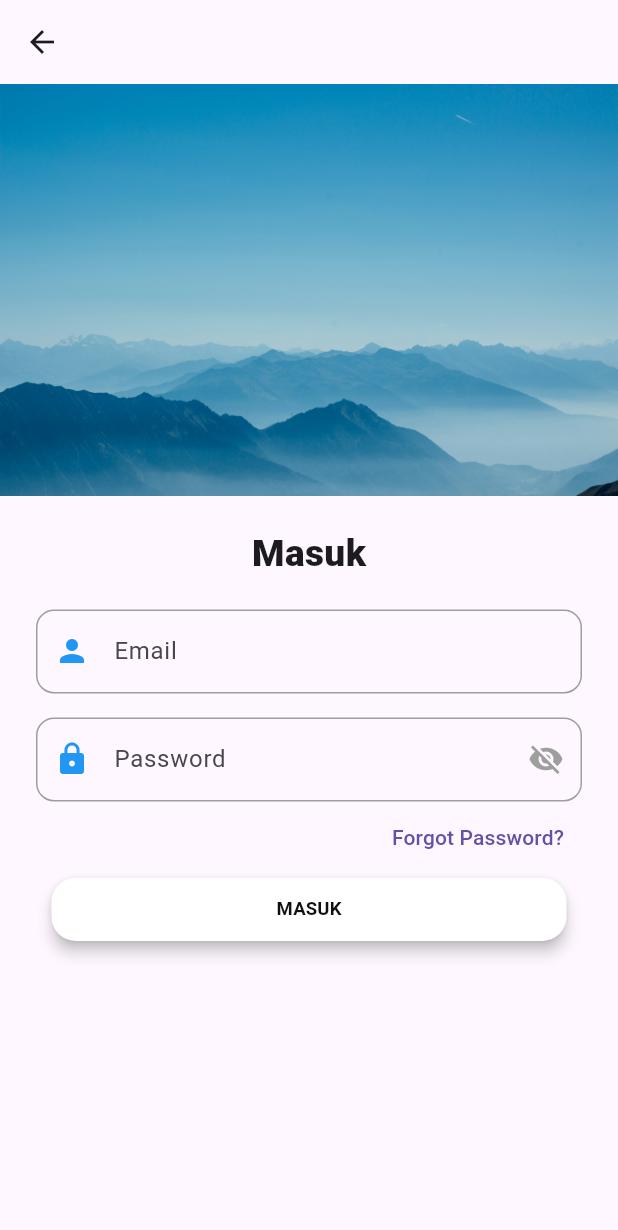
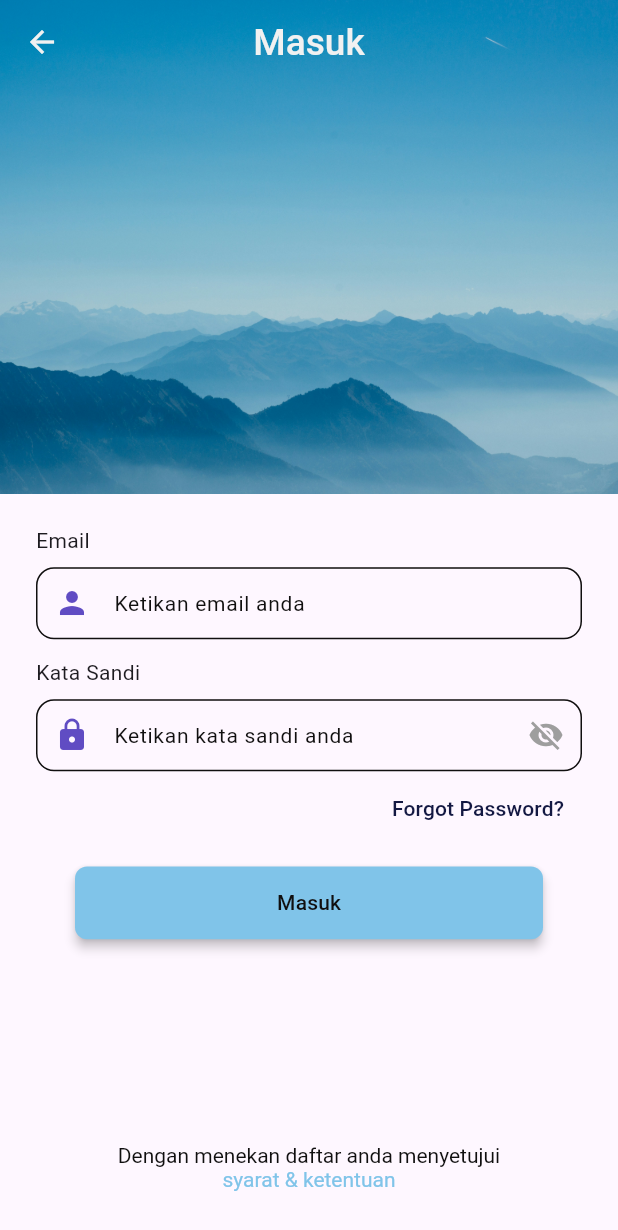
Before and after one commit to indratdev/frontendpos, a Flutter app: the screen it shows after launch, after a tap on "Lewati", after a tap on "MASUK", on a phone screen of 412 x 824 dp. Shown: the top 1230 px of the screen. Run offline on Flutter 3.47's test engine with Material 3 defaults, Android fonts, the phone set to English and light mode, and no system bars; our stand-ins replace flutter_bloc, shared_preferences, sqflite; accounts and stored records are empty.

Commit message:
update: login screen

```diff
--- a/lib/data/others/menu_menus.dart
+++ b/lib/data/others/menu_menus.dart
@@ -1,5 +1,5 @@
 import 'package:flutter/material.dart';
-import 'package:frontendpos/utils/constants.dart';
+import 'package:frontendpos/shared/utils/constants.dart';
 
 import 'dart:convert';
 
--- a/lib/presentation/screens/login_screen/login_option_screen.dart
+++ b/lib/presentation/screens/login_screen/login_option_screen.dart
@@ -1,7 +1,7 @@
 import 'package:flutter/material.dart';
 import 'package:frontendpos/config/routes.dart';
-import 'package:frontendpos/utils/constants.dart';
-import 'package:frontendpos/utils/export.dart';
+import 'package:frontendpos/shared/utils/constants.dart';
+import 'package:frontendpos/shared/utils/export.dart';
 
 class LoginOptionScreen extends StatelessWidget {
   const LoginOptionScreen({super.key});
--- a/lib/presentation/screens/login_screen/login_screen.dart
+++ b/lib/presentation/screens/login_screen/login_screen.dart
@@ -1,9 +1,12 @@
 import 'package:flutter/material.dart';
-import 'package:frontendpos/utils/app_spacing.dart';
-import 'package:frontendpos/utils/app_textSizes.dart';
-import 'package:frontendpos/utils/export.dart';
+import 'package:frontendpos/presentation/widgets/textfield.dart';
+import 'package:frontendpos/presentation/widgets/two_button.dart';
+import 'package:frontendpos/shared/utils/app_spacing.dart';
+import 'package:frontendpos/shared/utils/app_textSizes.dart';
+import 'package:frontendpos/shared/utils/export.dart';
+import 'package:frontendpos/shared/utils/validator.dart';
 
-import '../../../utils/constants.dart';
+import '../../../shared/utils/constants.dart';
 
 class LoginScreen extends StatefulWidget {
   @override
@@ -19,18 +22,35 @@ class _LoginScreenState extends State<LoginScreen> {
   @override
   Widget build(BuildContext context) {
     return Scaffold(
-      appBar: AppBar(),
-      body: SingleChildScrollView(
+      extendBodyBehindAppBar: true,
+      appBar: AppBar(
+        backgroundColor: Colors.transparent, // AppBar transparan
+        elevation: 0, // Hilangkan shadow
+        foregroundColor: context.colorWhite,
+        title: Text(
+          "Masuk",
+          style: TextStyle(
+              fontSize: AppTextSizes.extraLarge(context),
+              fontWeight: FontWeight.w500,
+              color: context.colorWhite),
+        ),
+        centerTitle: true,
+      ),
+      body: SizedBox.expand(
         child: Column(
-          mainAxisAlignment: MainAxisAlignment.start,
-          crossAxisAlignment: CrossAxisAlignment.start,
+          children: [
+            Expanded(
+              child: SingleChildScrollView(
+                child: Column(
                   children: [
                     Container(
-              height: MediaQuery.sizeOf(context).height / 3,
+                      height: MediaQuery.sizeOf(context).height / 2.5,
                       decoration: BoxDecoration(
                         image: DecorationImage(
                           fit: BoxFit.cover,
-                      image: AssetImage(Constants.testImage))),
+                          image: AssetImage(Constants.testImage),
+                        ),
+                      ),
                     ),
                     Container(
                       margin: AppSpacing.topSpacing(context),
@@ -40,89 +60,20 @@ class _LoginScreenState extends State<LoginScreen> {
                         child: Column(
                           mainAxisSize: MainAxisSize.min,
                           children: [
-                    Text(
-                      "Masuk",
-                      style: TextStyle(
-                          fontSize: AppTextSizes.extraLarge(context),
-                          fontWeight: FontWeight.w800),
+                            CustomTextfieldWidget(
+                              controller: _emailController,
+                              titleTextfield: "Email",
+                              hintText: "Ketikan email anda",
+                              typeTextField: TypeTextField.email,
+                              icon: Icons.person,
                             ),
-                    SizedBox(height: 20),
-
-                    // Username Field
-                    // TextFormField(
-                    //   controller: _usernameController,
-                    //   decoration: InputDecoration(
-                    //     labelText: "Username",
-                    //     border: OutlineInputBorder(),
-                    //   ),
-                    //   validator: (value) {
-                    //     if (value == null || value.isEmpty) {
-                    //       return "Username tidak boleh kosong";
-                    //     }
-                    //     return null;
-                    //   },
-                    // ),
-                    TextFormField(
-                      controller: _emailController,
-                      decoration: InputDecoration(
-                        labelText: "Email",
-                        hintText: "Masukkan Email Anda",
-                        prefixIcon: Icon(Icons.person,
-                            color: Colors.blue), // Ikon di kiri
-                        border: OutlineInputBorder(
-                          borderRadius:
-                              BorderRadius.circular(12), // Border lebih halus
-                        ),
-                        focusedBorder: OutlineInputBorder(
-                          borderRadius: BorderRadius.circular(12),
-                          borderSide: BorderSide(
-                              color: Colors.blue, width: 2), // Warna saat fokus
-                        ),
-                        enabledBorder: OutlineInputBorder(
-                          borderRadius: BorderRadius.circular(12),
-                          borderSide: BorderSide(
-                              color: Colors.grey, width: 1), // Warna default
-                        ),
-                        errorBorder: OutlineInputBorder(
-                          borderRadius: BorderRadius.circular(12),
-                          borderSide: BorderSide(
-                              color: Colors.red, width: 2), // Warna jika error
-                        ),
-                      ),
-                      validator: (value) {
-                        if (value == null || value.isEmpty) {
-                          return "Username tidak boleh kosong";
-                        } else if (value.length < 4) {
-                          return "Username minimal 4 karakter";
-                        }
-                        return null;
-                      },
-                    ),
-                    SizedBox(height: 16),
-
-                    // Password Field
-                    // TextFormField(
-                    //   controller: _passwordController,
-                    //   decoration: InputDecoration(
-                    //     labelText: "Password",
-                    //     border: OutlineInputBorder(),
-                    //   ),
-                    //   obscureText: true,
-                    //   validator: (value) {
-                    //     if (value == null || value.isEmpty) {
-                    //       return "Password tidak boleh kosong";
-                    //     }
-                    //     return null;
-                    //   },
-                    // ),
-                    TextFormField(
+                            CustomTextfieldWidget(
                               controller: _passwordController,
-                      obscureText: _isObscured, // Menyembunyikan teks password
-                      decoration: InputDecoration(
-                        labelText: "Password",
-                        hintText: "Masukkan password Anda",
-                        prefixIcon:
-                            Icon(Icons.lock, color: Colors.blue), // Ikon kunci
+                              titleTextfield: "Kata Sandi",
+                              hintText: "Ketikan kata sandi anda",
+                              typeTextField: TypeTextField.password,
+                              icon: Icons.lock,
+                              obscureText: _isObscured,
                               suffixIcon: IconButton(
                                 icon: Icon(
                                   _isObscured
@@ -132,90 +83,56 @@ class _LoginScreenState extends State<LoginScreen> {
                                 ),
                                 onPressed: () {
                                   setState(() {
-                              _isObscured =
-                                  !_isObscured; // Toggle password visibility
+                                    _isObscured = !_isObscured;
                                   });
                                 },
                               ),
-                        border: OutlineInputBorder(
-                          borderRadius: BorderRadius.circular(12),
+                              useValidator: true,
+                              customPadding: EdgeInsets.only(bottom: 0.5),
                             ),
-                        focusedBorder: OutlineInputBorder(
-                          borderRadius: BorderRadius.circular(12),
-                          borderSide: BorderSide(color: Colors.blue, width: 2),
-                        ),
-                        enabledBorder: OutlineInputBorder(
-                          borderRadius: BorderRadius.circular(12),
-                          borderSide: BorderSide(color: Colors.grey, width: 1),
-                        ),
-                        errorBorder: OutlineInputBorder(
-                          borderRadius: BorderRadius.circular(12),
-                          borderSide: BorderSide(color: Colors.red, width: 2),
-                        ),
-                      ),
-                      validator: (value) {
-                        if (value == null || value.isEmpty) {
-                          return "Password tidak boleh kosong";
-                        } else if (value.length < 6) {
-                          return "Password minimal 6 karakter";
-                        }
-                        return null;
-                      },
-                    ),
-
-                    // SizedBox(height: 16),
-
-                    // Forgot Password
                             Align(
                               alignment: Alignment.centerRight,
                               child: TextButton(
-                        onPressed: () {
-                          // Aksi ketika Forgot Password ditekan
-                        },
-                        child: Text("Forgot Password?"),
+                                onPressed: () {},
+                                child: Text(
+                                  "Forgot Password?",
+                                  style: TextStyle(color: context.blueDeep),
                                 ),
                               ),
-
-                    // Login Button
-                    // SizedBox(
-                    //   width: double.infinity,
-                    //   child: ElevatedButton(
-                    //     onPressed: () {
-                    //       if (_formKey.currentState!.validate()) {
-                    //         // Aksi ketika tombol login ditekan
-                    //       }
-                    //     },
-                    //     child: Text("Login"),
-                    //   ),
-                    // ),
-                    SizedBox(
-                      width: MediaQuery.sizeOf(context).width / 1.2,
-                      child: ElevatedButton(
-                        style: ElevatedButton.styleFrom(
-                          elevation: 4,
-                          backgroundColor: Colors.white,
-                          foregroundColor: Colors.blue,
-                          shape: RoundedRectangleBorder(
-                            borderRadius: Constants
-                                .cornerRadiusBox, // Atur radius sesuai keinginan
                             ),
-                          padding: EdgeInsets.symmetric(
-                              horizontal: 20,
-                              vertical: 12), // Opsional: atur padding
+                            SizedBox(height: 15),
+                            TwoButton(
+                              isVisibleSecondButton: false,
+                              mainTitleButton: "Masuk",
+                              mainButtonvoidCallback: () {},
                             ),
-                        onPressed: () {},
-                        child: Text(
-                          "MASUK",
-                          style: TextStyle(
-
-                            fontSize: AppTextSizes.small(context),
-                            color: context.black,
-                            fontWeight: FontWeight.w600,
-                          ),
+                          ],
                         ),
                       ),
                     ),
                   ],
+                ),
+              ),
+            ),
+
+            /// Container di bagian bawah
+            Padding(
+              padding: const EdgeInsets.only(bottom: 30),
+              child: Container(
+                alignment: Alignment.center,
+                width: MediaQuery.sizeOf(context).width / 1.5,
+                child: RichText(
+                  textAlign: TextAlign.center,
+                  text: TextSpan(
+                    text: "Dengan menekan daftar anda menyetujui ",
+                    style: TextStyle(color: context.black),
+                    children: [
+                      TextSpan(
+                        text: "syarat & ketentuan",
+                        style: TextStyle(color: context.blue),
+                      ),
+                    ],
+                  ),
                 ),
               ),
             ),
--- a/lib/presentation/screens/onboarding_screen/onboarding_screen.dart
+++ b/lib/presentation/screens/onboarding_screen/onboarding_screen.dart
@@ -3,7 +3,7 @@ import 'package:frontendpos/presentation/screens/login_screen/login_option_scree
 import 'package:frontendpos/presentation/screens/login_screen/login_screen.dart';
 import 'package:shared_preferences/shared_preferences.dart';
 
-import '../../../utils/export.dart';
+import '../../../shared/utils/export.dart';
 
 class OnboardingScreen extends StatefulWidget {
   const OnboardingScreen({super.key});
--- a/lib/presentation/screens/splash_screen/splash_screen.dart
+++ b/lib/presentation/screens/splash_screen/splash_screen.dart
@@ -3,8 +3,8 @@ import 'package:flutter/material.dart';
 import 'package:frontendpos/data/others/shared_preferences.dart';
 import 'package:frontendpos/presentation/screens/login_screen/login_screen.dart';
 import 'package:frontendpos/presentation/screens/onboarding_screen/onboarding_screen.dart';
-import 'package:frontendpos/utils/app_colors.dart';
-import 'package:frontendpos/utils/constants.dart';
+import 'package:frontendpos/shared/utils/app_colors.dart';
+import 'package:frontendpos/shared/utils/constants.dart';
 
 class SplashScreen extends StatefulWidget {
   const SplashScreen({super.key});
--- /dev/null
+++ b/lib/presentation/widgets/textfield.dart
@@ -0,0 +1,106 @@
+import 'package:flutter/material.dart';
+import 'package:frontendpos/shared/utils/app_colors.dart';
+import 'package:frontendpos/shared/utils/formaters.dart';
+import 'package:frontendpos/shared/utils/validator.dart';
+
+
+class CustomTextfieldWidget extends StatefulWidget {
+  TextEditingController? controller;
+  IconData? icon;
+  String? hintText;
+  Function()? onTap;
+  Function(String)? onChanges;
+  IconButton? suffixIcon;
+  int? maxLines;
+  String? titleTextfield;
+  TextInputType keyboardType;
+  bool obscureText;
+  TypeTextField typeTextField;
+  bool readOnly;
+  bool isUppercase;
+  bool useValidator;
+  EdgeInsetsGeometry customPadding;
+
+  CustomTextfieldWidget({
+    super.key,
+    this.controller,
+    this.onTap,
+    this.suffixIcon,
+    this.icon,
+    this.hintText,
+    this.maxLines = 1,
+    this.titleTextfield,
+    this.keyboardType = TextInputType.text,
+    this.obscureText = false,
+    this.readOnly = false,
+    this.typeTextField = TypeTextField.general,
+    this.isUppercase = false,
+    this.onChanges,
+    this.useValidator = true,
+    this.customPadding = const EdgeInsets.only(bottom: 12.0),
+  });
+
+  @override
+  State<CustomTextfieldWidget> createState() => _CustomTextfieldWidgetState();
+}
+
+class _CustomTextfieldWidgetState extends State<CustomTextfieldWidget> {
+  Validator validator = Validator();
+
+  @override
+  Widget build(BuildContext context) {
+    return Padding(
+      padding: widget.customPadding,
+      child: Column(
+        mainAxisAlignment: MainAxisAlignment.start,
+        crossAxisAlignment: CrossAxisAlignment.start,
+        children: [
+          (widget.titleTextfield == null)
+              ? const SizedBox()
+              : Text(widget.titleTextfield!),
+          const SizedBox(height: 8),
+          TextFormField(
+            onChanged: widget.onChanges,
+            readOnly: widget.readOnly,
+            maxLines: widget.maxLines,
+            controller: widget.controller,
+            onTap: widget.onTap,
+            obscureText: widget.obscureText,
+            keyboardType: widget.keyboardType,
+            validator: (widget.useValidator)
+                ? (value) =>
+                    validator.typeValidator(widget.typeTextField, value)
+                : null,
+            inputFormatters:
+                (widget.isUppercase) ? [UpperCaseTextFormatter()] : [],
+            decoration: InputDecoration(
+              filled: widget.readOnly,
+              suffixIcon: widget.suffixIcon,
+              fillColor: Colors.grey.shade300,
+              prefixIcon: (widget.icon == null)
+                  ? null
+                  : Icon(
+                      widget.icon,
+                      color: context.violet,
+                    ),
+              enabledBorder:  OutlineInputBorder(
+                borderSide: BorderSide(color: context.black),
+                borderRadius: BorderRadius.all(Radius.circular(12.0)),
+              ),
+              focusedBorder:  OutlineInputBorder(
+                borderSide: BorderSide(color: context.black),
+                borderRadius: BorderRadius.all(Radius.circular(12.0)),
+              ),
+              contentPadding: const EdgeInsets.all(10),
+              hintText: widget.hintText,
+              hintStyle:  TextStyle(
+                fontSize: 14,
+                color: context.black,
+              ),
+            ),
+          ),
+        ],
+      ),
+    );
+  }
+}
--- /dev/null
+++ b/lib/presentation/widgets/two_button.dart
@@ -0,0 +1,89 @@
+import 'package:flutter/material.dart';
+import 'package:frontendpos/shared/utils/export.dart';
+
+
+class TwoButton extends StatelessWidget {
+  final void Function() mainButtonvoidCallback;
+  final String mainTitleButton;
+  final void Function()? secondButtonvoidCallback;
+  final String secondTitleButton;
+  final bool isVisibleSecondButton;
+  final double widthMainDefault;
+  final double widthSecondDefault;
+  final double heightDefault;
+  final Icon? iconSecondButton;
+
+  const TwoButton({
+    super.key,
+    this.mainTitleButton = "PROSES",
+    required this.mainButtonvoidCallback,
+    this.secondTitleButton = "BATAL",
+    this.secondButtonvoidCallback,
+    this.widthMainDefault = 3,
+    this.widthSecondDefault = 3,
+    this.heightDefault = 17,
+    this.isVisibleSecondButton = true,
+    this.iconSecondButton,
+  });
+
+  // final ButtonStatusWidget widget;
+
+  @override
+  Widget build(BuildContext context) {
+    double _width = MediaQuery.of(context).size.width;
+    double _height = MediaQuery.of(context).size.height / heightDefault;
+
+    return Row(
+      mainAxisAlignment: (isVisibleSecondButton)
+          ? MainAxisAlignment.spaceAround
+          : MainAxisAlignment.center,
+      children: [
+        (isVisibleSecondButton)
+            ? SizedBox(
+                width: _width / widthSecondDefault,
+                height: _height,
+                child: ElevatedButton.icon(
+                  icon: (iconSecondButton != null)
+                      ? iconSecondButton!
+                      : const SizedBox(),
+                  style: ElevatedButton.styleFrom(
+                    backgroundColor: context.blue,
+                    elevation: 3,
+                    shape: RoundedRectangleBorder(
+                      borderRadius: BorderRadius.circular(8),
+                    ),
+                  ),
+                  onPressed: (secondButtonvoidCallback == null)
+                      ? () => Navigator.pop(context)
+                      : secondButtonvoidCallback,
+                  label: Text(
+                    secondTitleButton,
+                    style:  TextStyle(
+                      color: context.blue,
+                    ),
+                  ),
+                ),
+              )
+            : const SizedBox(),
+        SizedBox(
+          width: (isVisibleSecondButton)
+              ? _width / widthMainDefault
+              : _width - 100,
+          height: _height,
+          child: ElevatedButton(
+            style: ElevatedButton.styleFrom(
+              elevation: 3,
+              backgroundColor: context.blue,
+              shape: RoundedRectangleBorder(
+                borderRadius: BorderRadius.circular(8),
+              ),
+            ),
+            onPressed: mainButtonvoidCallback,
+            child: Text(mainTitleButton,
+                style:  TextStyle(color: context.black)),
+          ),
+        ),
+      ],
+    );
+  }
+}
--- /dev/null
+++ b/lib/shared/formatter/textformatter.dart
@@ -0,0 +1,18 @@
+import 'package:flutter/services.dart';
+
+class TextFormatter extends TextInputFormatter {
+  @override
+  TextEditingValue formatEditUpdate(
+      TextEditingValue oldValue, TextEditingValue newValue) {
+    return TextEditingValue(
+      text: (newValue.text).toUpperCase(),
+      // text: capitalize(newValue.text),
+      selection: newValue.selection,
+    );
+  }
+}
+
+String capitalize(String value) {
+  if (value.trim().isEmpty) return "";
+  return "${value[0].toUpperCase()}${value.substring(1).toLowerCase()}";
+}
--- /dev/null
+++ b/lib/shared/utils/export.dart
@@ -0,0 +1,3 @@
+export 'package:frontendpos/shared/utils/app_colors.dart';
+export 'package:frontendpos/shared/utils/app_spacing.dart';
+export 'package:frontendpos/shared/utils/app_textSizes.dart';
--- a/lib/utils/export.dart
+++ /dev/null
@@ -1,3 +0,0 @@
-export 'package:frontendpos/utils/app_colors.dart';
-export 'package:frontendpos/utils/app_spacing.dart';
-export 'package:frontendpos/utils/app_textSizes.dart';
```
Also changed, not shown: lib/shared/utils/app_colors.dart (renamed from lib/utils/app_colors.dart), lib/shared/utils/app_spacing.dart (renamed from lib/utils/app_spacing.dart), lib/shared/utils/app_textSizes.dart (renamed from lib/utils/app_textSizes.dart), lib/shared/utils/app_utils.dart (renamed from lib/utils/app_utils.dart), lib/shared/utils/constants.dart (renamed from lib/utils/constants.dart), lib/shared/utils/datetime_utils.dart (renamed from lib/utils/datetime_utils.dart), lib/shared/utils/formaters.dart (renamed from lib/utils/formaters.dart), lib/shared/utils/validator.dart (renamed from lib/utils/validator.dart), 4 other files. Lines whose indentation alone changed are shown as unchanged.
